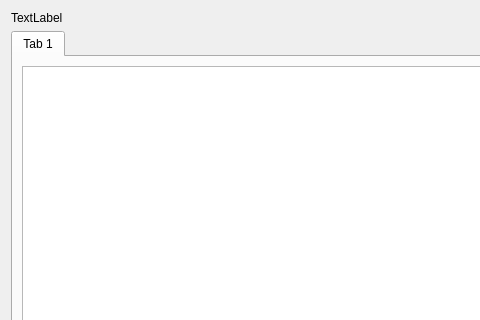
Above: studentinfomationdialog.ui from WAAutoMaton/rating-system before the change; both pictures show x 0 to 480 and y 0 to 320 of the 850 by 791 pixel window. Below: the same form after it.
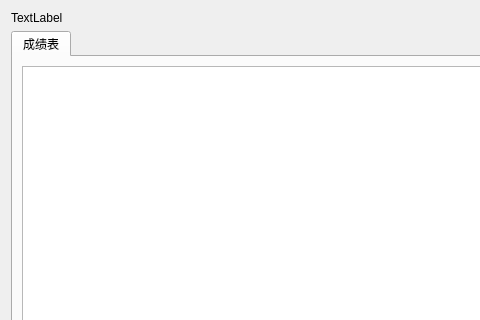
That is the form after the change.

```diff
--- a/studentinfomationdialog.ui
+++ b/studentinfomationdialog.ui
@@ -28,7 +28,7 @@
      </property>
      <widget class="QWidget" name="tab">
       <attribute name="title">
-       <string>Tab 1</string>
+       <string>成绩表</string>
       </attribute>
       <layout class="QGridLayout" name="gridLayout_2">
        <item row="0" column="0">
```
Left out of the diff: 2 changed lines with no effect on the pictures.
